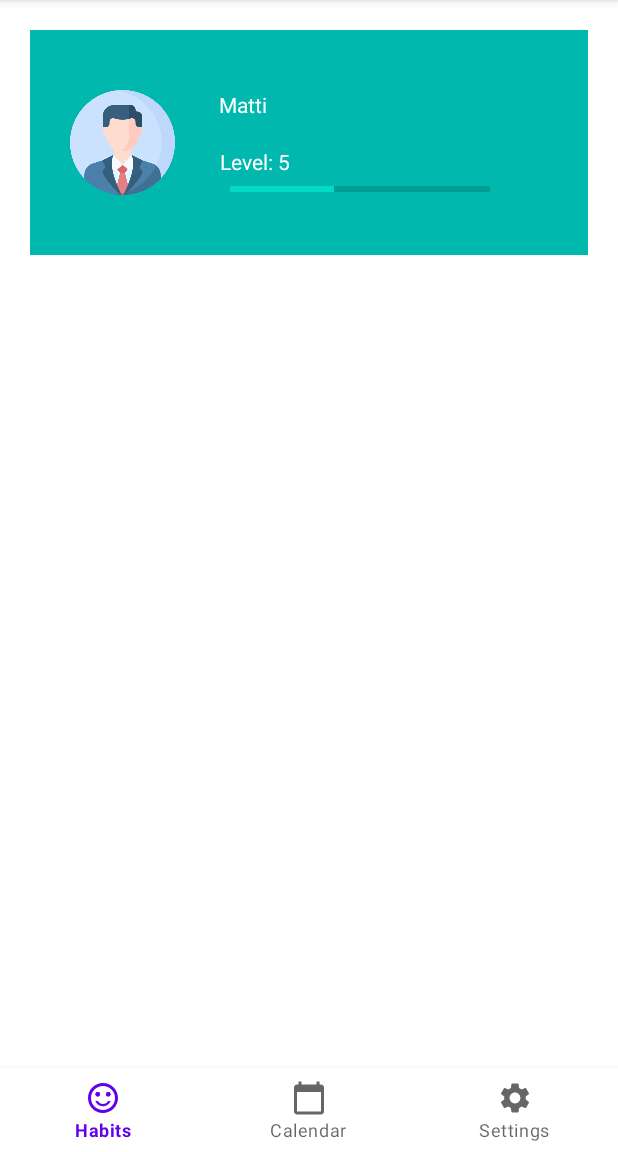
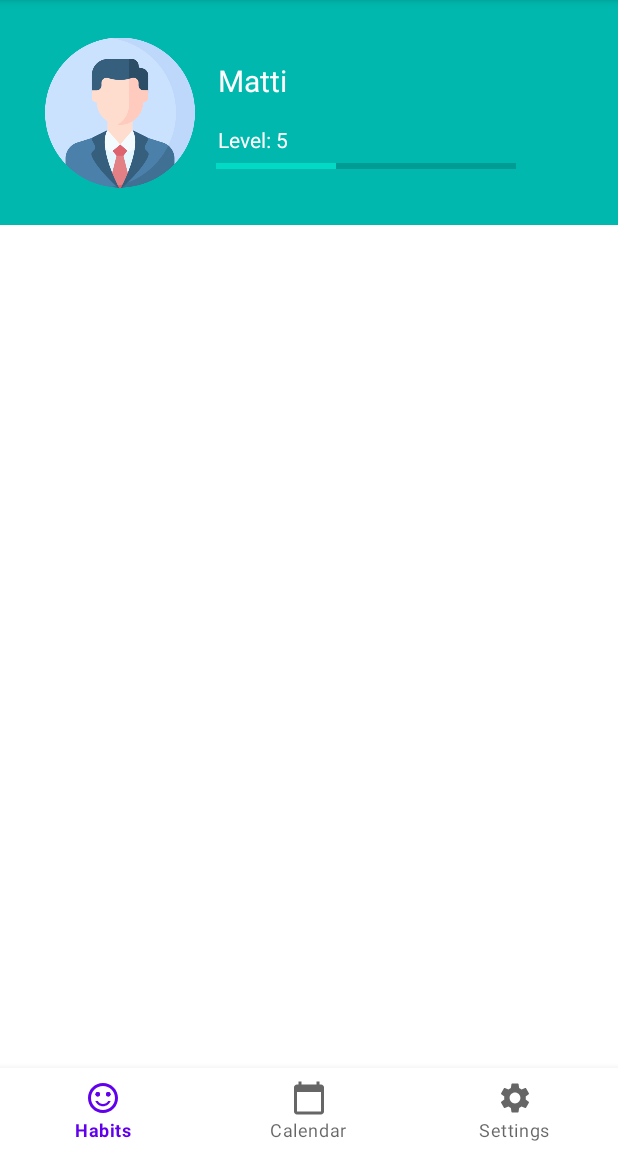
Before and after one commit to jervw/Habitti, an Android app: the screen it shows after launch (MainActivity), on a phone screen of 412 x 824 dp, the part 84-1236 px from its top. Run offline under Robolectric (Android 15) with nearby library versions, the phone set to English and light mode, and no system bars.

```diff
--- a/app/src/main/java/com/example/habitti/MainActivity.java
+++ b/app/src/main/java/com/example/habitti/MainActivity.java
@@ -43,5 +43,7 @@ public class MainActivity extends AppCompatActivity {
             getSupportFragmentManager().beginTransaction().replace(R.id.fragment_container,selectedFragment).commit();
             return true;
         }
+
+
     };
 }
--- a/app/src/main/java/com/example/habitti/MainFragment.java
+++ b/app/src/main/java/com/example/habitti/MainFragment.java
@@ -16,4 +16,6 @@ public class MainFragment extends Fragment {
     public View onCreateView(@NonNull LayoutInflater inflater, @Nullable ViewGroup container, @Nullable Bundle savedInstanceState) {
         return inflater.inflate(R.layout.fragment_main, container, false);
     }
+
+
 }
--- a/app/src/main/java/com/example/habitti/SettingsFragment.java
+++ b/app/src/main/java/com/example/habitti/SettingsFragment.java
@@ -1,9 +1,11 @@
 package com.example.habitti;
 
 import android.os.Bundle;
+import android.util.Log;
 import android.view.LayoutInflater;
 import android.view.View;
 import android.view.ViewGroup;
+import android.widget.EditText;
 
 import androidx.annotation.NonNull;
 import androidx.annotation.Nullable;
@@ -11,6 +13,10 @@ import androidx.fragment.app.Fragment;
 
 public class SettingsFragment extends Fragment {
 
+
+
+
+
     @Nullable
     @Override
     public View onCreateView(@NonNull LayoutInflater inflater, @Nullable ViewGroup container, @Nullable Bundle savedInstanceState) {
--- a/app/src/main/res/layout/fragment_main.xml
+++ b/app/src/main/res/layout/fragment_main.xml
@@ -4,57 +4,54 @@
     xmlns:tools="http://schemas.android.com/tools"
     android:layout_width="match_parent"
     android:layout_height="150dp"
-    android:layout_margin="20dp"
     android:background="@color/cerulean">
 
     <TextView
         android:id="@+id/userNameText"
         android:layout_width="wrap_content"
         android:layout_height="wrap_content"
-        android:text="Matti"
+        android:layout_marginStart="15dp"
+        android:layout_marginTop="40dp"
+        android:text="@string/matti"
         android:textColor="@color/white"
-        app:layout_constraintBottom_toBottomOf="parent"
-        app:layout_constraintEnd_toEndOf="parent"
-        app:layout_constraintHorizontal_bias="0.371"
-        app:layout_constraintStart_toStartOf="parent"
-        app:layout_constraintTop_toTopOf="parent"
-        app:layout_constraintVertical_bias="0.305" />
+        android:textSize="20sp"
+        app:layout_constraintStart_toEndOf="@+id/imageView2"
+        app:layout_constraintTop_toTopOf="parent" />
 
     <TextView
         android:id="@+id/levelText"
         android:layout_width="wrap_content"
         android:layout_height="wrap_content"
-        android:text="Level: 5"
+        android:layout_marginStart="15dp"
+        android:layout_marginTop="16dp"
+        android:text="@string/level_5"
         android:textColor="@color/white"
-        app:layout_constraintBottom_toBottomOf="parent"
-        app:layout_constraintEnd_toEndOf="parent"
-        app:layout_constraintHorizontal_bias="0.39"
-        app:layout_constraintStart_toStartOf="parent"
-        app:layout_constraintTop_toTopOf="parent"
-        app:layout_constraintVertical_bias="0.595" />
+        android:textSize="14sp"
+        app:layout_constraintStart_toEndOf="@+id/imageView2"
+        app:layout_constraintTop_toBottomOf="@+id/userNameText" />
 
     <ImageView
         android:id="@+id/imageView2"
-        android:layout_width="70dp"
-        android:layout_height="70dp"
+        android:layout_width="100dp"
+        android:layout_height="wrap_content"
+        android:layout_marginStart="30dp"
+        android:contentDescription="@string/matti"
         app:layout_constraintBottom_toBottomOf="parent"
-        app:layout_constraintEnd_toEndOf="parent"
-        app:layout_constraintHorizontal_bias="0.089"
         app:layout_constraintStart_toStartOf="parent"
         app:layout_constraintTop_toTopOf="parent"
+        app:layout_constraintVertical_bias="0.0"
         app:srcCompat="@drawable/profile"
         tools:srcCompat="@drawable/profile" />
 
     <ProgressBar
         android:id="@+id/progressBar2"
         style="?android:attr/progressBarStyleHorizontal"
-        android:layout_width="173dp"
-        android:layout_height="8dp"
+        android:layout_width="200dp"
+        android:layout_height="wrap_content"
+        android:layout_marginEnd="68dp"
+        android:layout_marginBottom="32dp"
         android:progress="40"
         app:layout_constraintBottom_toBottomOf="parent"
         app:layout_constraintEnd_toEndOf="parent"
-        app:layout_constraintHorizontal_bias="0.671"
-        app:layout_constraintStart_toStartOf="parent"
-        app:layout_constraintTop_toTopOf="parent"
-        app:layout_constraintVertical_bias="0.718" />
+        app:layout_constraintTop_toBottomOf="@+id/levelText" />
 </androidx.constraintlayout.widget.ConstraintLayout>
--- a/app/src/main/res/layout/fragment_settings.xml
+++ b/app/src/main/res/layout/fragment_settings.xml
@@ -6,9 +6,11 @@
     <TextView
         android:layout_width="wrap_content"
         android:layout_height="wrap_content"
-        android:text="Settings"
-        android:textSize="30sp"
-        android:layout_centerInParent="true">
-    </TextView>
+        android:layout_alignParentTop="true"
+        android:layout_centerHorizontal="true"
+        android:layout_marginTop="20dp"
+        android:text="@string/settings"
+        android:textSize="30sp"></TextView>
+
 
 </RelativeLayout>
--- a/app/src/main/res/values/strings.xml
+++ b/app/src/main/res/values/strings.xml
@@ -1,3 +1,8 @@
 <resources>
     <string name="app_name">Habitti</string>
+    <string name="matti">Matti</string>
+    <string name="level_5">Level: 5</string>
+    <string name="settings">Settings</string>
+    <string name="username">Username</string>
+    <string name="change">Change</string>
 </resources>
```
